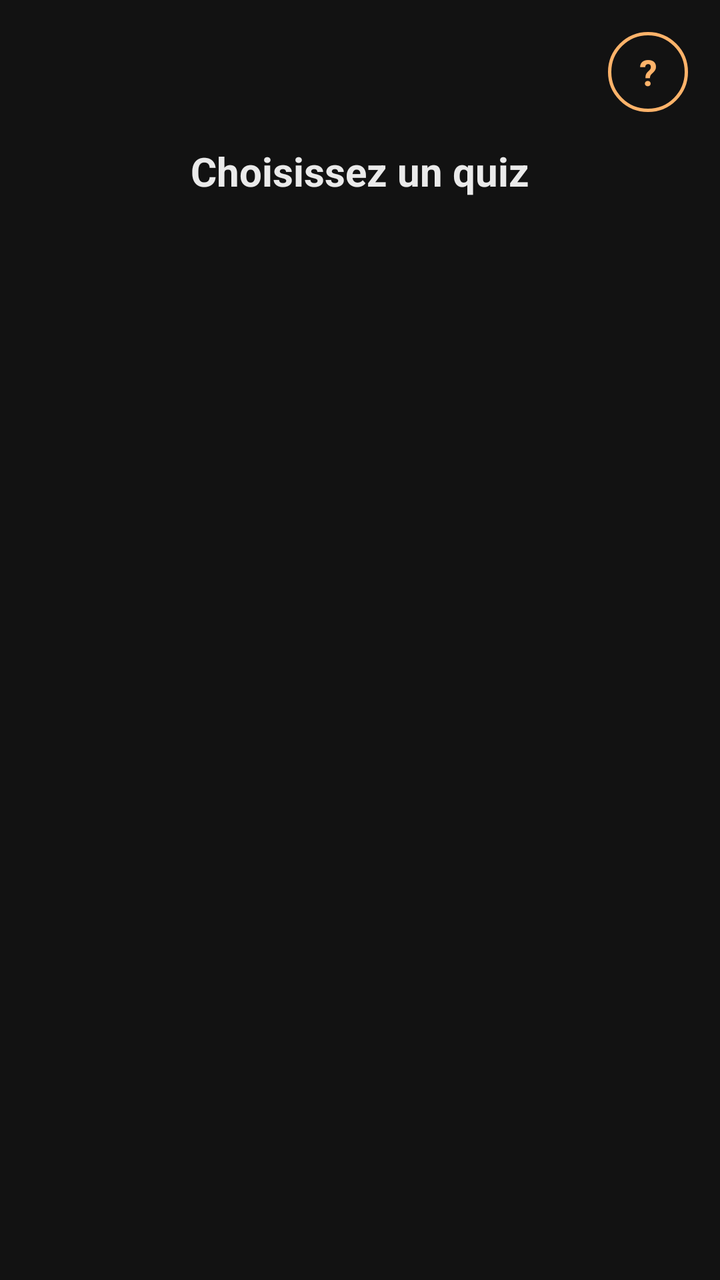
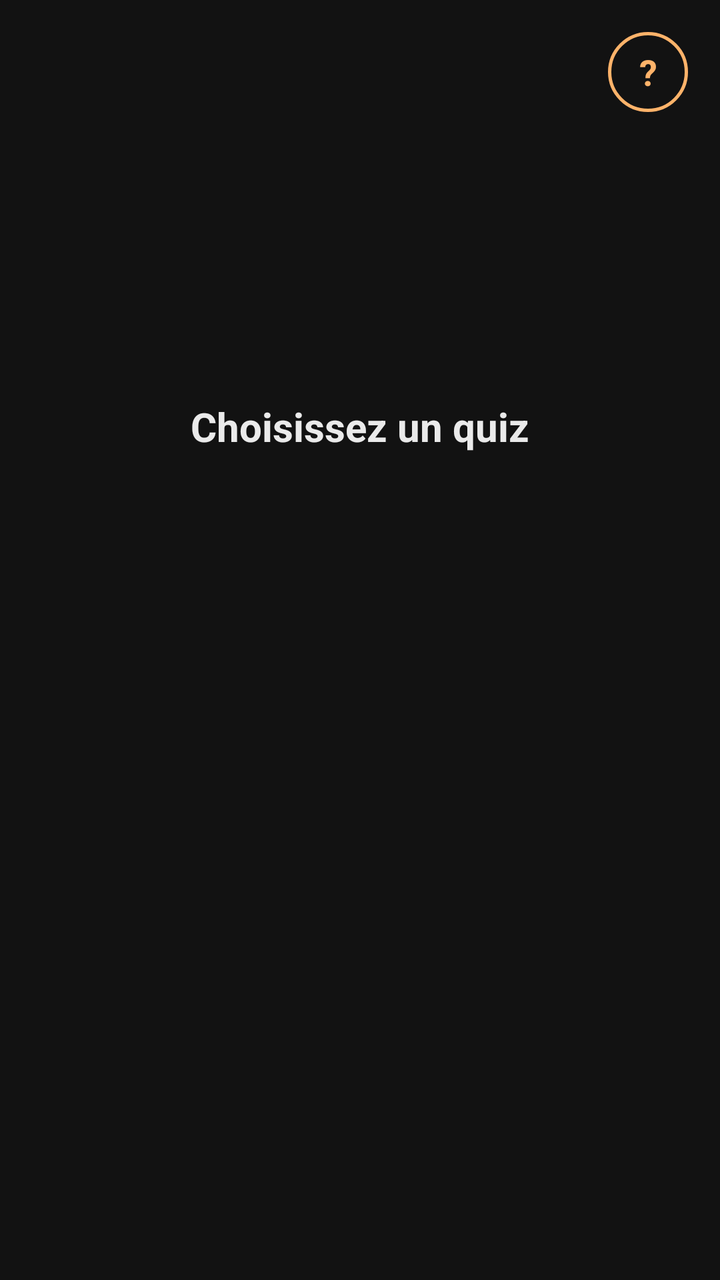

An Android layout rendered at two revisions. The XML below is the earlier revision; the diff shows what the commit changed to produce the second picture.
<!-- AndroidManifest.xml: application theme Theme.App_mythology -->
<!-- res/layout/fragment_quiz_choice.xml -->
<?xml version="1.0" encoding="utf-8"?>
<FrameLayout xmlns:android="http://schemas.android.com/apk/res/android"
    android:layout_width="match_parent" android:layout_height="match_parent"
    android:background="@android:color/transparent">

    <TextView
        android:layout_width="wrap_content"
        android:layout_height="wrap_content"
        android:layout_gravity="top|center_horizontal"
        android:layout_marginTop="72dp"
        android:text="Choisissez un quiz"
        android:textSize="20sp"
        android:textStyle="bold"
        android:textColor="@color/on_surface"/>

    <include layout="@layout/view_primary_buttons"
        android:layout_width="match_parent"
        android:layout_height="wrap_content"
        android:layout_gravity="center"/>

    <TextView android:id="@+id/btn_quiz_help"
        android:layout_width="40dp" android:layout_height="40dp"
        android:layout_gravity="top|end" android:layout_margin="16dp"
        android:background="@drawable/bg_help_button"
        android:gravity="center"
        android:text="?" android:textSize="18sp" android:textStyle="bold"
        android:textColor="@color/primary"
        android:contentDescription="Aide sur les quiz"
        android:clickable="true" android:focusable="true"/>

</FrameLayout>
<!-- res/layout/view_primary_buttons.xml (included above) -->
<?xml version="1.0" encoding="utf-8"?>

<LinearLayout xmlns:android="http://schemas.android.com/apk/res/android"
    android:id="@+id/primary_button_column"
    android:layout_width="match_parent"
    android:layout_height="wrap_content"
    android:orientation="vertical"
    android:gravity="center_horizontal">

    <ImageButton
        android:id="@+id/btn_primary_1"
        android:layout_width="wrap_content"
        android:layout_height="78dp"
        android:layout_marginBottom="16dp"
        android:adjustViewBounds="true"
        android:scaleType="fitCenter"
        android:background="@null"
        android:padding="0dp" />

    <ImageButton
        android:id="@+id/btn_primary_2"
        android:layout_width="wrap_content"
        android:layout_height="78dp"
        android:layout_marginBottom="16dp"
        android:adjustViewBounds="true"
        android:scaleType="fitCenter"
        android:background="@null"
        android:padding="0dp" />

    <ImageButton
        android:id="@+id/btn_primary_3"
        android:layout_width="wrap_content"
        android:layout_height="78dp"
        android:layout_marginBottom="16dp"
        android:adjustViewBounds="true"
        android:scaleType="fitCenter"
        android:background="@null"
        android:padding="0dp" />

</LinearLayout>
<!-- resources referenced by this layout -->
<resources>
  <color name="on_surface">#FFEAEAEA</color>
  <color name="primary">#FFB36A</color>
  <!-- drawable bg_help_button (drawable) -->
  <?xml version="1.0" encoding="utf-8"?>
  <shape xmlns:android="http://schemas.android.com/apk/res/android"
      android:shape="oval">
      <solid android:color="@android:color/transparent"/>
      <stroke android:width="1.5dp" android:color="@color/primary"/>
  </shape>
  <style name="Theme.App_mythology" parent="Base.Theme.App_mythology" />
  <style name="Base.Theme.App_mythology" parent="Theme.MaterialComponents.DayNight.NoActionBar">
          
          <item name="colorPrimary">@color/primary</item>
          <item name="colorPrimaryDark">@color/colorPrimaryDark</item>
          <item name="colorAccent">@color/colorAccent</item>
          <item name="colorOnPrimary">@color/on_primary</item>
          <item name="colorSurface">@color/surface</item>
          <item name="colorOnSurface">@color/on_surface</item>
          <item name="android:windowBackground">@color/surface</item>
          <item name="android:statusBarColor">@color/surface</item>
          <item name="android:navigationBarColor">@color/surface</item>
          <item name="textInputStyle">@style/Widget.MaterialComponents.TextInputLayout.OutlinedBox</item>
          
          <item name="materialButtonStyle">@style/AppButton</item>
      </style>
  <color name="colorPrimaryDark">#FF0A0A0A</color>
  <color name="colorAccent">#FFB36A</color>
  <color name="on_primary">#FF1A1A1A</color>
  <color name="surface">#FF121212</color>
  <style name="AppButton" parent="Widget.MaterialComponents.Button">
          <item name="android:textAllCaps">false</item>
          <item name="android:letterSpacing">0</item>
          <item name="android:insetTop">0dp</item>
          <item name="android:insetBottom">0dp</item>
          <item name="android:maxLines">1</item>
          <item name="android:textSize">15sp</item>
          <item name="autoSizeTextType">uniform</item>
          <item name="autoSizeMinTextSize">11sp</item>
          <item name="autoSizeMaxTextSize">15sp</item>
      </style>
</resources>

<!-- the commit's change to res/layout/fragment_quiz_choice.xml (unified diff, before → after) -->
@@ -1,17 +1,34 @@
 <?xml version="1.0" encoding="utf-8"?>
 <FrameLayout xmlns:android="http://schemas.android.com/apk/res/android"
+    xmlns:app="http://schemas.android.com/apk/res-auto"
     android:layout_width="match_parent" android:layout_height="match_parent"
     android:background="@android:color/transparent">
 
-    <TextView
-        android:layout_width="wrap_content"
-        android:layout_height="wrap_content"
-        android:layout_gravity="top|center_horizontal"
-        android:layout_marginTop="72dp"
-        android:text="Choisissez un quiz"
-        android:textSize="20sp"
-        android:textStyle="bold"
-        android:textColor="@color/on_surface"/>
+    
+    <androidx.constraintlayout.widget.ConstraintLayout
+        android:layout_width="match_parent"
+        android:layout_height="match_parent">
+
+        <androidx.constraintlayout.widget.Guideline
+            android:id="@+id/guide_title"
+            android:layout_width="wrap_content"
+            android:layout_height="wrap_content"
+            android:orientation="horizontal"
+            app:layout_constraintGuide_percent="0.333" />
+
+        <TextView
+            android:layout_width="wrap_content"
+            android:layout_height="wrap_content"
+            app:layout_constraintTop_toTopOf="@id/guide_title"
+            app:layout_constraintBottom_toBottomOf="@id/guide_title"
+            app:layout_constraintStart_toStartOf="parent"
+            app:layout_constraintEnd_toEndOf="parent"
+            android:text="Choisissez un quiz"
+            android:textSize="20sp"
+            android:textStyle="bold"
+            android:textColor="@color/on_surface"/>
+
+    </androidx.constraintlayout.widget.ConstraintLayout>
 
     <include layout="@layout/view_primary_buttons"
         android:layout_width="match_parent"
@@ -38,6 +55,10 @@
     android:layout_height="wrap_content"
     android:orientation="vertical"
     android:gravity="center_horizontal">
+
+    <Space
+        android:layout_width="match_parent"
+        android:layout_height="126dp" />
 
     <ImageButton
         android:id="@+id/btn_primary_1"
